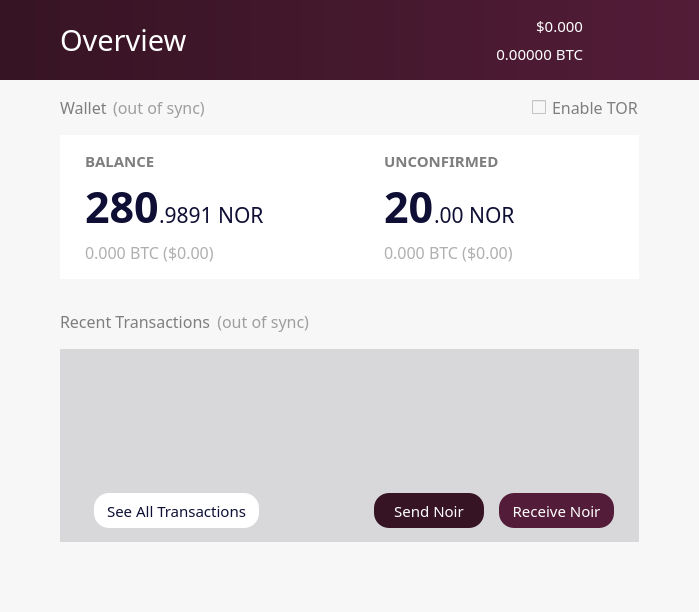
Before: the Qt Designer form src/qt/forms/overviewpage.ui in noirofficial/noir, drawn with Qt 5.
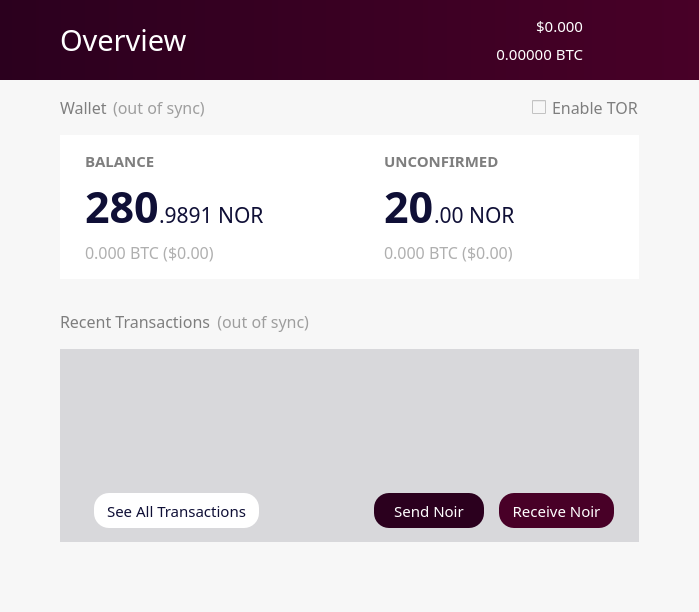
After: the same form once the commit is applied. Icons and pictures are not drawn.

Commit message: rebrand: update colors

```diff
--- a/src/qt/forms/overviewpage.ui
+++ b/src/qt/forms/overviewpage.ui
@@ -388,7 +388,7 @@
             <bool>false</bool>
            </property>
            <property name="styleSheet">
-            <string notr="true">background: QLinearGradient(x1: 0, y1: 0, x2: 1, y2: 0, stop: 0 #361423, stop: 1 #531C38);
+            <string notr="true">background: QLinearGradient(x1: 0, y1: 0, x2: 1, y2: 0, stop: 0 #2b001e, stop: 1 #480027);
 border:0;
 </string>
            </property>
@@ -1943,7 +1943,7 @@
                      <bool>false</bool>
                     </property>
                     <property name="styleSheet">
-                     <string notr="true">background-color: #361423;
+                     <string notr="true">background-color: #2b001e;
 color: white;
 border-radius:15px;
 height:35px;
@@ -1978,7 +1978,7 @@
                      </font>
                     </property>
                     <property name="styleSheet">
-                     <string notr="true">background-color: #531C38;
+                     <string notr="true">background-color: #480027;
 color: white;
 border-radius:15px;
 height:35px;
```
The commit also changes 25 other files.
